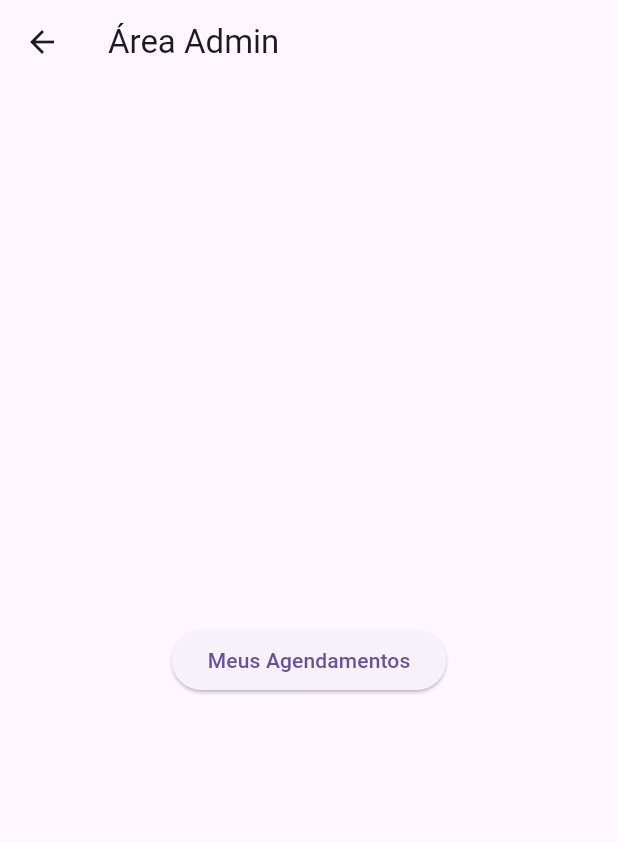
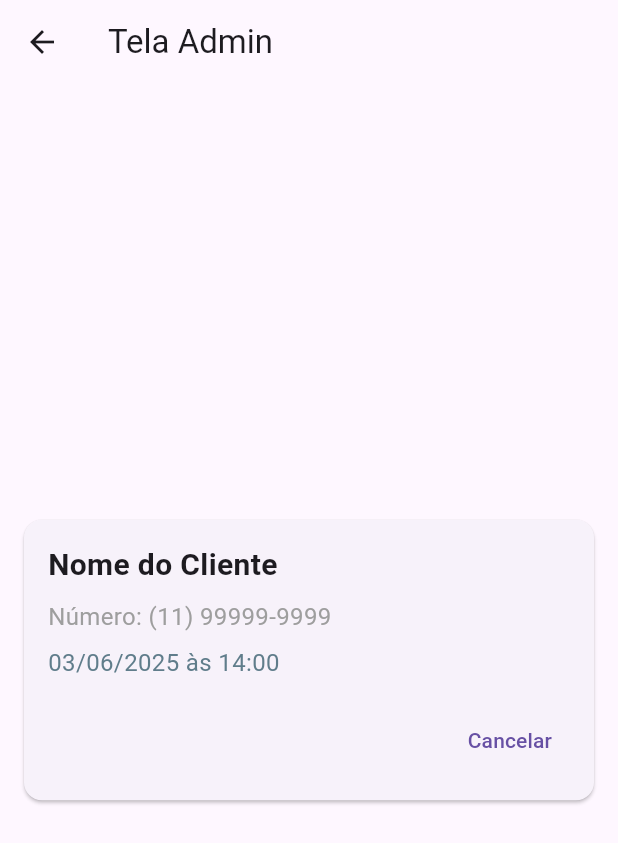
Before and after one commit to Vini0704/agendamento, a Flutter app: the TelaAdmin screen opened by its route, on a phone screen of 412 x 824 dp. Shown: the top 843 px of the screen. Run offline on Flutter 3.47's test engine with Material 3 defaults, Android fonts, the phone set to English and light mode, and no system bars; our stand-ins replace table_calendar.

Commit message:
ultima atualização das telas

```diff
--- a/lib/ui/tela_adm.dart
+++ b/lib/ui/tela_adm.dart
@@ -1,21 +1,71 @@
 import 'package:flutter/material.dart';
 
 class TelaAdmin extends StatelessWidget {
-  const TelaAdmin({super.key});
+  const TelaAdmin({Key? key}) : super(key: key);
 
   @override
   Widget build(BuildContext context) {
     return Scaffold(
-      appBar: AppBar(title: const Text('Área Admin')),
+      appBar: AppBar(title: const Text('Tela Admin')),
       body: Center(
+        child: SimpleCard(
+          title: 'Nome do Cliente',
+          subtitle: 'Número: (11) 99999-9999',
+          dataHorario: '03/06/2025 às 14:00',
+          onCancel: () {
+            Navigator.pop(context);
+          },
+        ),
+      ),
+    );
+  }
+}
+
+class SimpleCard extends StatelessWidget {
+  final String title;
+  final String subtitle;
+  final String dataHorario;
+  final VoidCallback onCancel;
+
+  const SimpleCard({
+    Key? key,
+    required this.title,
+    required this.subtitle,
+    required this.dataHorario,
+    required this.onCancel,
+  }) : super(key: key);
+
+  @override
+  Widget build(BuildContext context) {
+    return Card(
+      margin: const EdgeInsets.all(16),
+      child: Padding(
+        padding: const EdgeInsets.all(16),
         child: Column(
-          mainAxisAlignment: MainAxisAlignment.center,
+          mainAxisSize: MainAxisSize.min,
+          crossAxisAlignment: CrossAxisAlignment.start,
           children: [
-            ElevatedButton(
-              onPressed: () {
-
-              },
-              child: const Text('Meus Agendamentos'),
+            Text(
+              title,
+              style: const TextStyle(fontSize: 20, fontWeight: FontWeight.bold),
+            ),
+            const SizedBox(height: 8),
+            Text(
+              subtitle,
+              style: const TextStyle(fontSize: 16, color: Colors.grey),
+            ),
+            const SizedBox(height: 8),
+            Text(
+              dataHorario,
+              style: const TextStyle(fontSize: 16, color: Colors.blueGrey),
+            ),
+            const SizedBox(height: 16),
+            Align(
+              alignment: Alignment.centerRight,
+              child: TextButton(
+                onPressed: onCancel,
+                child: const Text('Cancelar'),
+              ),
             ),
           ],
         ),
```
